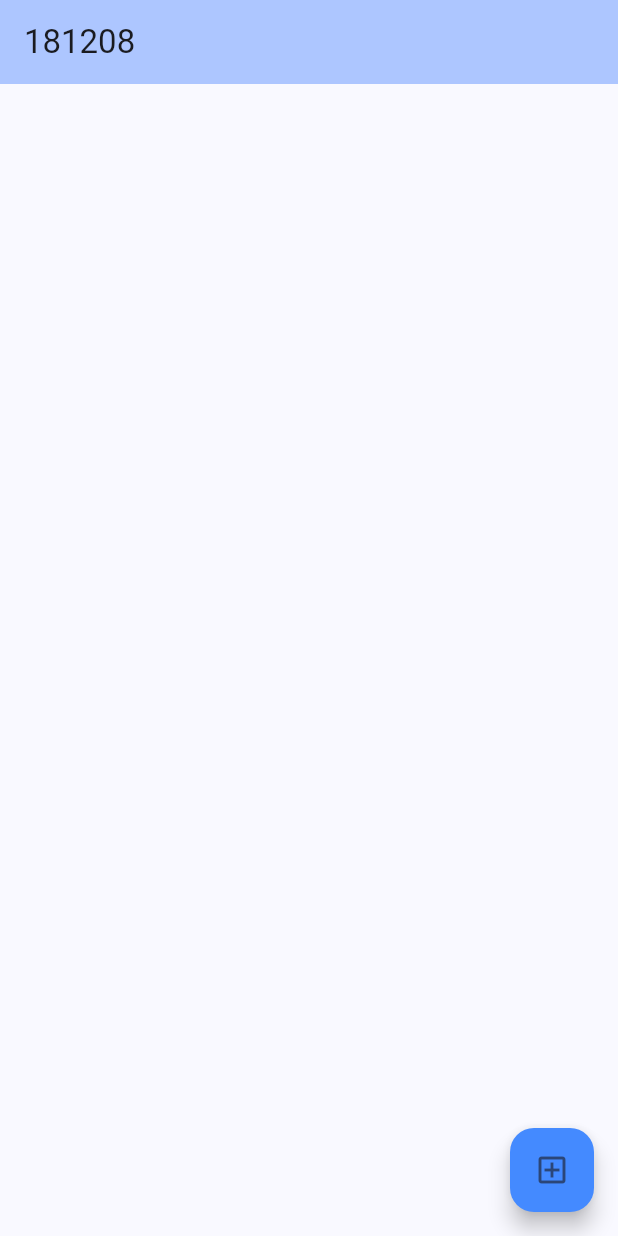
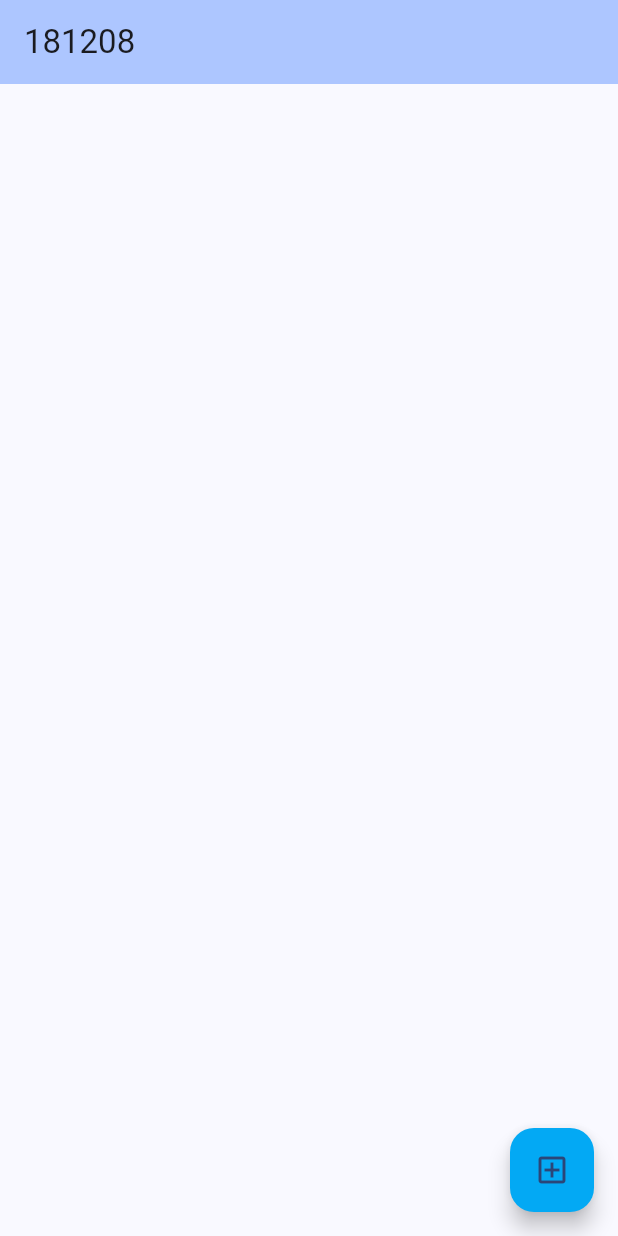
Before and after one commit to kristijanvojceski/lab1, a Flutter app: the screen it shows after launch, on a phone screen of 412 x 824 dp. Run offline on Flutter 3.47's test engine with Material 2 defaults, Android fonts, the phone set to English and light mode, and no system bars.

```diff
--- a/lib/main.dart
+++ b/lib/main.dart
@@ -83,7 +83,7 @@ class _CoursesScreenState extends State<CoursesScreen> {
           );
         }),
       floatingActionButton: FloatingActionButton(onPressed: addCourse,
-        backgroundColor: Colors.blueAccent,
+        backgroundColor: Colors.lightBlue,
         child: const Icon(Icons.add_box_outlined),
       ),
     );
```
